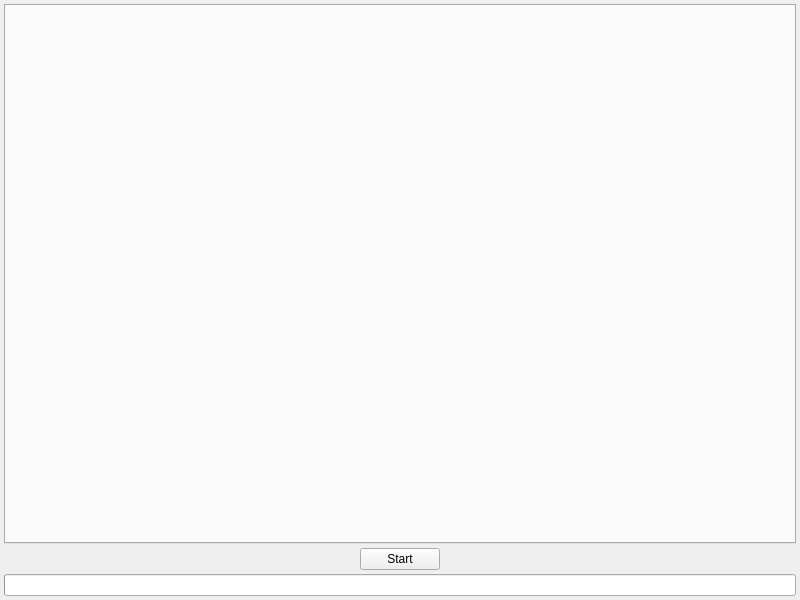
Before: the Qt Designer form src/main/mainwindow.ui in Gris87/OptimalList, drawn with Qt 5.
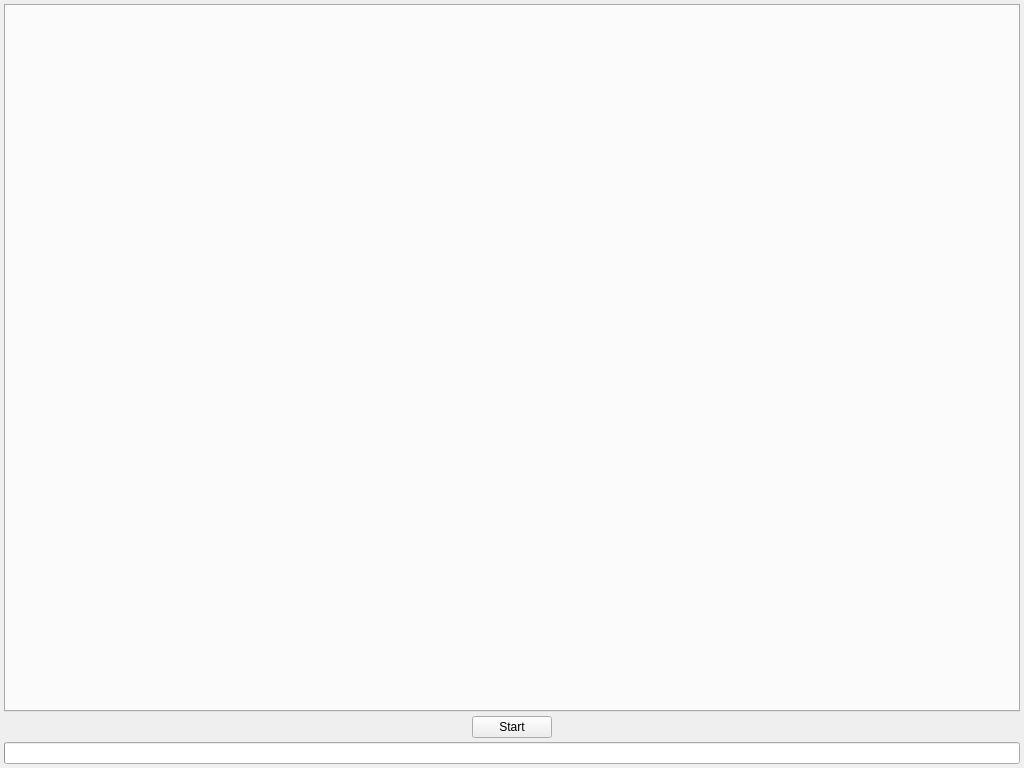
After: the same form once the commit is applied.

Commit message: Pointer to the begining

The edit to the form file:
```diff
--- a/src/main/mainwindow.ui
+++ b/src/main/mainwindow.ui
@@ -6,8 +6,8 @@
    <rect>
     <x>0</x>
     <y>0</y>
-    <width>800</width>
-    <height>600</height>
+    <width>1024</width>
+    <height>768</height>
    </rect>
   </property>
   <property name="windowTitle">
```
The commit also changes 2 other files.
